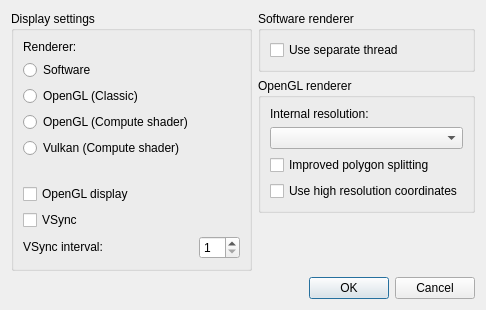
This is src/frontend/qt_sdl/VideoSettingsDialog.ui in melonDS-emu/melonDS as Qt 5 draws it before an edit. The edited form follows.
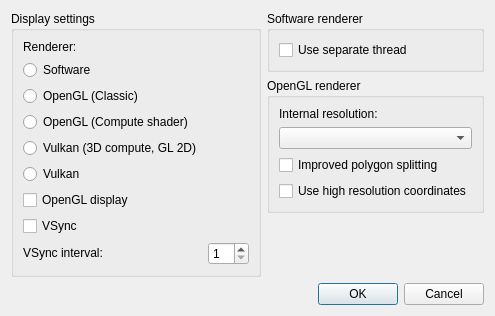
This is the edited form.

Commit message: vulkan: full Vulkan renderer (2D + 3D + capture + present)

The edit to the form file:
```diff
--- a/src/frontend/qt_sdl/VideoSettingsDialog.ui
+++ b/src/frontend/qt_sdl/VideoSettingsDialog.ui
@@ -206,7 +206,17 @@
          <string>&lt;html&gt;&lt;head/&gt;&lt;body&gt;&lt;p&gt;The Vulkan compute renderer is a port of the OpenGL compute renderer. It works on systems without OpenGL 4.3, such as macOS.&lt;/p&gt;&lt;/body&gt;&lt;/html&gt;</string>
         </property>
         <property name="text">
-         <string>Vulkan (Compute shader)</string>
+         <string>Vulkan (3D compute, GL 2D)</string>
+        </property>
+       </widget>
+      </item>
+      <item row="5" column="0">
+       <widget class="QRadioButton" name="rb3DVulkanFull">
+        <property name="whatsThis">
+         <string>&lt;html&gt;&lt;head/&gt;&lt;body&gt;&lt;p&gt;The Vulkan renderer runs the 3D engine, 2D compositing and display capture on Vulkan. It works on systems without OpenGL 4.3, such as macOS.&lt;/p&gt;&lt;/body&gt;&lt;/html&gt;</string>
+        </property>
+        <property name="text">
+         <string>Vulkan</string>
         </property>
        </widget>
       </item>
```
Left out of the diff: 2 changed lines with no effect on the pictures. The commit also changes 9 other files.
